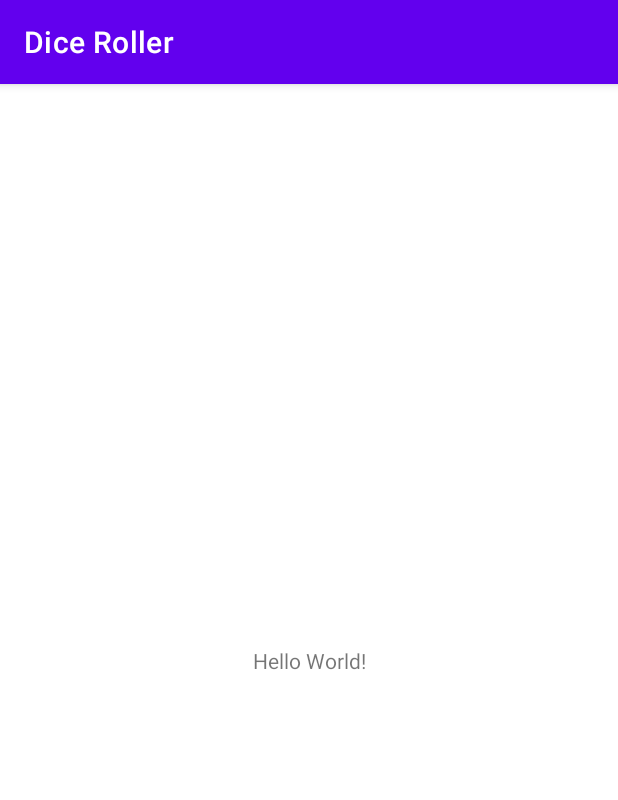
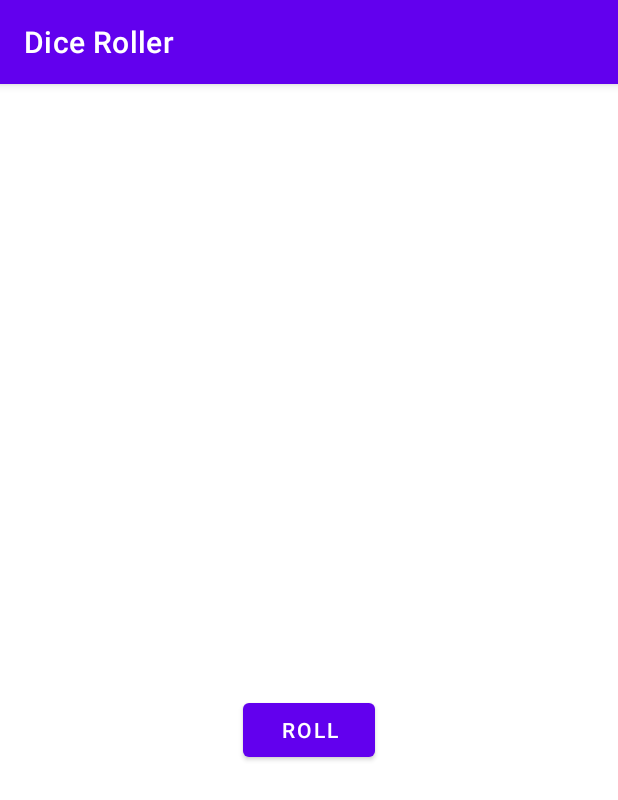
Before and after one commit to Rockphill/DiceRoller, an Android app: the screen it shows after launch (MainActivity), on a phone screen of 412 x 824 dp. Shown: the top 800 px of the screen. Run offline under Robolectric (Android 15) with nearby library versions, the phone set to English and light mode, and no system bars.

Commit message:
add Button and random generator

```diff
--- a/app/src/main/res/layout/activity_main.xml
+++ b/app/src/main/res/layout/activity_main.xml
@@ -7,12 +7,23 @@
     tools:context=".MainActivity">
 
     <TextView
+        android:id="@+id/textView"
         android:layout_width="wrap_content"
         android:layout_height="wrap_content"
-        android:text="Hello World!"
+        android:textSize="34sp"
         app:layout_constraintBottom_toBottomOf="parent"
         app:layout_constraintLeft_toLeftOf="parent"
         app:layout_constraintRight_toRightOf="parent"
-        app:layout_constraintTop_toTopOf="parent" />
+        app:layout_constraintTop_toTopOf="parent"
+        tools:text="1" />
+
+    <Button
+        android:id="@+id/button"
+        android:layout_width="wrap_content"
+        android:layout_height="wrap_content"
+        android:text="@string/roll"
+        app:layout_constraintEnd_toEndOf="parent"
+        app:layout_constraintStart_toStartOf="parent"
+        app:layout_constraintTop_toBottomOf="@+id/textView" />
 
 </androidx.constraintlayout.widget.ConstraintLayout>
--- a/app/src/main/res/values/strings.xml
+++ b/app/src/main/res/values/strings.xml
@@ -1,3 +1,4 @@
 <resources>
     <string name="app_name">Dice Roller</string>
+    <string name="roll">Roll</string>
 </resources>
```
Also changed, not shown: app/src/main/java/com/example/diceroller/MainActivity.kt (+29 -1 lines).
